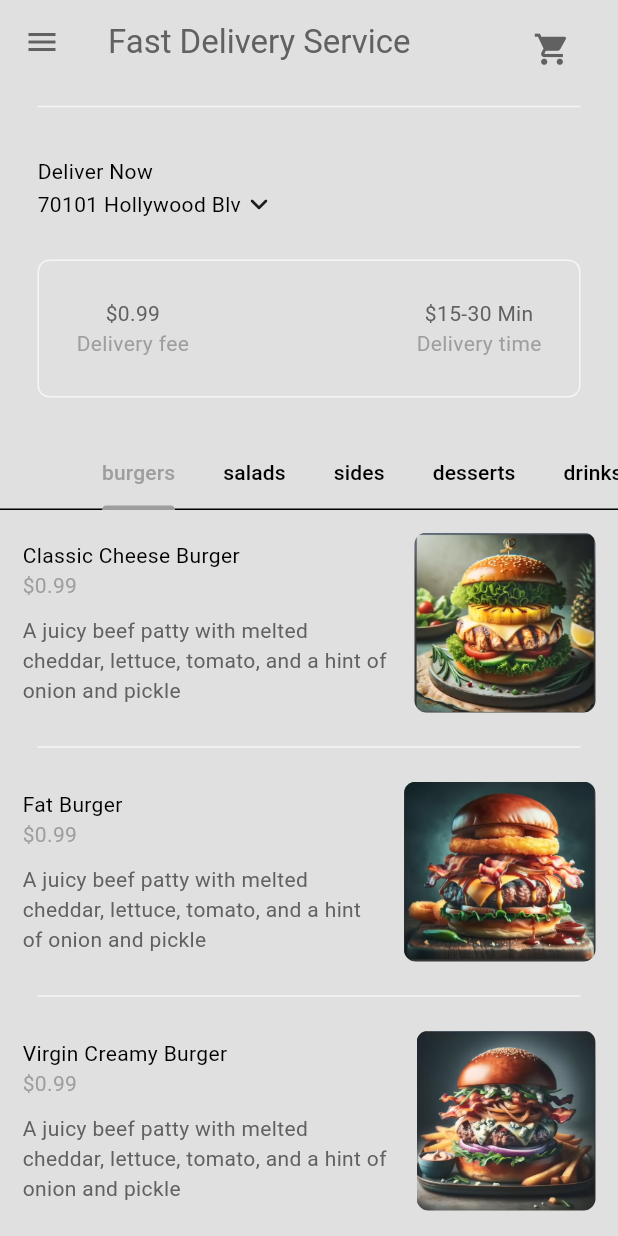
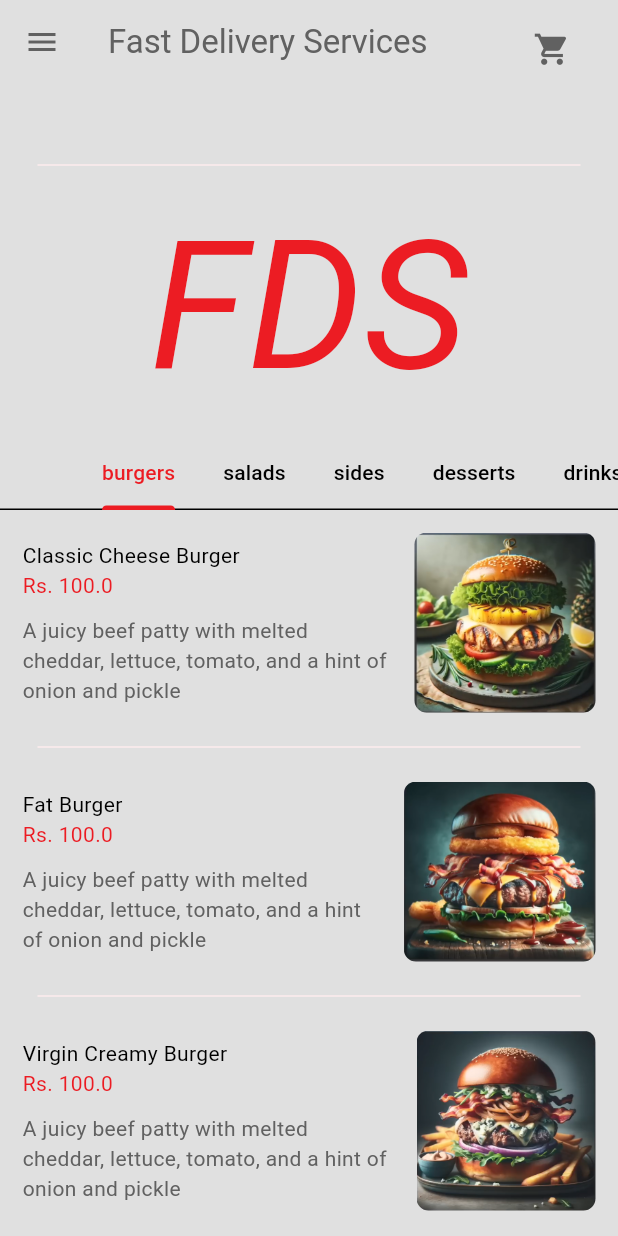
Before and after one commit to atiqahmad919/Fast-Food-Point, a Flutter app: the HomePage screen opened directly, on a phone screen of 412 x 824 dp. Run offline on Flutter 3.47's test engine with Material 3 defaults, Android fonts, the light colour scheme and no system bars.

Commit message:
$ to PKR changed

```diff
--- a/lib/components/constants.dart
+++ b/lib/components/constants.dart
@@ -70,18 +70,18 @@ class RestCard extends StatelessWidget {
         borderRadius: BorderRadius.circular(15.0),
       ),
       elevation: 5,
-      margin: EdgeInsets.all(10),
+      margin: const EdgeInsets.all(10),
       child: Column(
         // mainAxisSize: MainAxisSize.min,
         crossAxisAlignment: CrossAxisAlignment.start,
         children: <Widget>[
           ClipRRect(
-            borderRadius: BorderRadius.only(
+            borderRadius: const BorderRadius.only(
               topLeft: Radius.circular(15.0),
               topRight: Radius.circular(15.0),
             ),
             child: Image.asset(
-              imagePath, // Make sure to add your image to assets and update the path
+              imagePath,
               fit: BoxFit.cover,
             ),
           ),
@@ -89,7 +89,7 @@ class RestCard extends StatelessWidget {
             padding: const EdgeInsets.only(top: 10.0, left: 10),
             child: Text(
               cardTitle,
-              style: TextStyle(
+              style: const TextStyle(
                 fontSize: 20,
                 fontWeight: FontWeight.bold,
               ),
--- a/lib/components/my_cart_tile.dart
+++ b/lib/components/my_cart_tile.dart
@@ -1,3 +1,4 @@
+import 'package:fds2/components/constants.dart';
 import 'package:fds2/components/my_quantity_selector.dart';
 import 'package:fds2/models/restaurant.dart';
 import 'package:flutter/material.dart';
@@ -13,6 +14,7 @@ class MyCartTile extends StatelessWidget {
     return Consumer<Restaurant>(
       builder: (context, restaurant, child) => Container(
         decoration: BoxDecoration(
+          border: Border.all(color: kSecondary),
           color: Theme.of(context).colorScheme.secondary, // make it secondary
           borderRadius: BorderRadius.circular(8),
         ),
@@ -41,7 +43,7 @@ class MyCartTile extends StatelessWidget {
                       children: [
                         Text(cartItem.food.name),
                         Text(
-                          '\$${cartItem.food.price.toString()}',
+                          'Rs.${cartItem.food.price.toString()}',
                           style: TextStyle(
                               color: Theme.of(context).colorScheme.primary),
                         ),
--- a/lib/components/my_food_tile.dart
+++ b/lib/components/my_food_tile.dart
@@ -24,7 +24,7 @@ class FoodTile extends StatelessWidget {
                     children: [
                       Text(food.name),
                       Text(
-                        '\$${food.price}',
+                        'Rs. ${food.price}',
                         style: TextStyle(
                             color: Theme.of(context).colorScheme.primary),
                       ),
--- a/lib/components/my_sliver_app_bar.dart
+++ b/lib/components/my_sliver_app_bar.dart
@@ -77,7 +77,7 @@ class MySliverAppBar extends StatelessWidget {
       ],
       backgroundColor: Theme.of(context).colorScheme.surface,
       foregroundColor: Theme.of(context).colorScheme.inversePrimary,
-      title: const Text('Fast Delivery Service'),
+      title: const Text('Fast Delivery Services'),
       flexibleSpace: FlexibleSpaceBar(
         background: Padding(
           padding: const EdgeInsets.only(bottom: 50.0),
--- a/lib/models/restaurant.dart
+++ b/lib/models/restaurant.dart
@@ -13,12 +13,12 @@ class Restaurant extends ChangeNotifier {
       description:
           ('A juicy beef patty with melted cheddar, lettuce, tomato, and a hint of onion and pickle'),
       imagePath: 'images/burgers/burger_1.png',
-      price: 0.99,
+      price: 100,
       category: FoodCategory.burgers,
       availableAddons: [
-        Addon(name: 'Extra cheese', price: 0.99),
-        Addon(name: 'Steak', price: 1.99),
-        Addon(name: "Avocado", price: 2.99)
+        Addon(name: 'Extra cheese', price: 100),
+        Addon(name: 'Steak', price: 200),
+        Addon(name: "Avocado", price: 300)
       ],
     ),
     Food(
@@ -26,12 +26,12 @@ class Restaurant extends ChangeNotifier {
       description:
           ('A juicy beef patty with melted cheddar, lettuce, tomato, and a hint of onion and pickle'),
       imagePath: 'images/burgers/burger_2.png',
-      price: 0.99,
+      price: 100,
       category: FoodCategory.burgers,
       availableAddons: [
-        Addon(name: 'Extra cheese', price: 0.99),
-        Addon(name: 'Steak', price: 1.99),
-        Addon(name: "Avocado", price: 2.99)
+        Addon(name: 'Extra cheese', price: 100),
+        Addon(name: 'Steak', price: 200),
+        Addon(name: "Avocado", price: 300)
       ],
     ),
     Food(
@@ -39,12 +39,12 @@ class Restaurant extends ChangeNotifier {
       description:
           ('A juicy beef patty with melted cheddar, lettuce, tomato, and a hint of onion and pickle'),
       imagePath: 'images/burgers/burger_3.png',
-      price: 0.99,
+      price: 100,
       category: FoodCategory.burgers,
       availableAddons: [
-        Addon(name: 'Extra cheese', price: 0.99),
-        Addon(name: 'Steak', price: 1.99),
-        Addon(name: "Avocado", price: 2.99)
+        Addon(name: 'Extra cheese', price: 100),
+        Addon(name: 'Steak', price: 200),
+        Addon(name: "Avocado", price: 300)
       ],
     ),
     Food(
@@ -52,12 +52,12 @@ class Restaurant extends ChangeNotifier {
       description:
           ('A juicy beef patty with melted cheddar, lettuce, tomato, and a hint of onion and pickle'),
       imagePath: 'images/burgers/burger_4.png',
-      price: 0.99,
+      price: 100,
       category: FoodCategory.burgers,
       availableAddons: [
-        Addon(name: 'Extra cheese', price: 0.99),
-        Addon(name: 'Steak', price: 1.99),
-        Addon(name: "Avocado", price: 2.99)
+        Addon(name: 'Extra cheese', price: 100),
+        Addon(name: 'Steak', price: 200),
+        Addon(name: "Avocado", price: 300)
       ],
     ),
     Food(
@@ -65,12 +65,12 @@ class Restaurant extends ChangeNotifier {
       description:
           ('A juicy beef patty with melted cheddar, lettuce, tomato, and a hint of onion and pickle'),
       imagePath: 'images/burgers/burger_5.png',
-      price: 0.99,
+      price: 100,
       category: FoodCategory.burgers,
       availableAddons: [
-        Addon(name: 'Extra cheese', price: 0.99),
-        Addon(name: 'Steak', price: 1.99),
-        Addon(name: "Avocado", price: 2.99)
+        Addon(name: 'Extra cheese', price: 100),
+        Addon(name: 'Steak', price: 200),
+        Addon(name: "Avocado", price: 300)
       ],
     ),
 
@@ -79,60 +79,60 @@ class Restaurant extends ChangeNotifier {
       name: 'Crane Berries with Cream',
       description: ('Crane Berries rolled in cream with love'),
       imagePath: 'images/desserts/dessert_1.png',
-      price: 0.99,
+      price: 100,
       category: FoodCategory.desserts,
       availableAddons: [
-        Addon(name: 'Caramel Sauce', price: 0.99),
+        Addon(name: 'Caramel Sauce', price: 100),
         Addon(name: 'Vanilla Ice Cream', price: 1.49),
-        Addon(name: "Cinnamon Spice", price: 2.99)
+        Addon(name: "Cinnamon Spice", price: 300)
       ],
     ),
     Food(
       name: 'BlueBerries Pie',
       description: ('Backed with cream and bread with love'),
       imagePath: 'images/desserts/dessert_2.png',
-      price: 0.99,
+      price: 100,
       category: FoodCategory.desserts,
       availableAddons: [
-        Addon(name: 'Caramel Sauce', price: 0.99),
+        Addon(name: 'Caramel Sauce', price: 100),
         Addon(name: 'Vanilla Ice Cream', price: 1.49),
-        Addon(name: "Cinnamon Spice", price: 2.99)
+        Addon(name: "Cinnamon Spice", price: 300)
       ],
     ),
     Food(
       name: 'Vanilla Ice Cream',
       description: ('Ice cream with handmade biscuit'),
       imagePath: 'images/desserts/dessert_3.png',
-      price: 0.99,
+      price: 100,
       category: FoodCategory.desserts,
       availableAddons: [
-        Addon(name: 'Caramel Sauce', price: 0.99),
+        Addon(name: 'Caramel Sauce', price: 100),
         Addon(name: 'Vanilla Ice Cream', price: 1.49),
-        Addon(name: "Cinnamon Spice", price: 2.99)
+        Addon(name: "Cinnamon Spice", price: 300)
       ],
     ),
     Food(
       name: 'Cup Cakes with Sprinkles',
       description: ('Delicious Cup cakes loaded with unhealthy sugar'),
       imagePath: 'images/desserts/dessert_4.png',
-      price: 0.99,
+      price: 100,
       category: FoodCategory.desserts,
       availableAddons: [
-        Addon(name: 'Caramel Sauce', price: 0.99),
+        Addon(name: 'Caramel Sauce', price: 100),
         Addon(name: 'Vanilla Ice Cream', price: 1.49),
-        Addon(name: "Cinnamon Spice", price: 2.99)
+        Addon(name: "Cinnamon Spice", price: 300)
       ],
     ),
     Food(
       name: 'Pink Ice Cream (Not Vanilla)',
       description: ('It looks sweet but be careful it has sugar'),
       imagePath: 'images/desserts/dessert_5.png',
-      price: 0.99,
+      price: 100,
       category: FoodCategory.desserts,
       availableAddons: [
-        Addon(name: 'Caramel Sauce', price: 0.99),
+        Addon(name: 'Caramel Sauce', price: 100),
         Addon(name: 'Vanilla Ice Cream', price: 1.49),
-        Addon(name: "Cinnamon Spice", price: 2.99)
+        Addon(name: "Cinnamon Spice", price: 300)
       ],
     ),
 
@@ -141,60 +141,60 @@ class Restaurant extends ChangeNotifier {
       name: 'Coca Cola',
       description: ('Ice Chilled Coca Colla, or Diet Coke'),
       imagePath: 'images/drinks/drinks_1.png',
-      price: 0.99,
+      price: 100,
       category: FoodCategory.drinks,
       availableAddons: [
-        Addon(name: 'Extra cheese', price: 0.99),
-        Addon(name: 'Steak', price: 1.99),
-        Addon(name: "Avocado", price: 2.99)
+        Addon(name: 'Extra cheese', price: 100),
+        Addon(name: 'Steak', price: 200),
+        Addon(name: "Avocado", price: 300)
       ],
     ),
     Food(
       name: 'Sprite',
       description: ('Ice Chilled Sprite, or Diet'),
       imagePath: 'images/drinks/drinks_2.png',
-      price: 0.99,
+      price: 100,
       category: FoodCategory.drinks,
       availableAddons: [
-        Addon(name: 'Extra cheese', price: 0.99),
-        Addon(name: 'Steak', price: 1.99),
-        Addon(name: "Avocado", price: 2.99)
+        Addon(name: 'Extra cheese', price: 100),
+        Addon(name: 'Steak', price: 200),
+        Addon(name: "Avocado", price: 300)
       ],
     ),
     Food(
       name: 'Bang',
       description: ('Ice Chilled Bang, or Diete'),
       imagePath: 'images/drinks/drinks_3.png',
-      price: 0.99,
+      price: 100,
       category: FoodCategory.drinks,
       availableAddons: [
-        Addon(name: 'Extra cheese', price: 0.99),
-        Addon(name: 'Steak', price: 1.99),
-        Addon(name: "Avocado", price: 2.99)
+        Addon(name: 'Extra cheese', price: 100),
+        Addon(name: 'Steak', price: 200),
+        Addon(name: "Avocado", price: 300)
       ],
     ),
     Food(
       name: 'Mint Margarita',
       description: ('Ice Chilled Mint Margarita'),
       imagePath: 'images/drinks/drinks_4.png',
-      price: 0.99,
+      price: 100,
       category: FoodCategory.drinks,
       availableAddons: [
-        Addon(name: 'Extra cheese', price: 0.99),
-        Addon(name: 'Steak', price: 1.99),
-        Addon(name: "Avocado", price: 2.99)
+        Addon(name: 'Extra cheese', price: 100),
+        Addon(name: 'Steak', price: 200),
+        Addon(name: "Avocado", price: 300)
       ],
     ),
     Food(
       name: 'Cherry Shots',
       description: ('Ice Chilled natural drink with chubby cherries'),
       imagePath: 'images/drinks/drinks_5.png',
-      price: 0.99,
+      price: 100,
       category: FoodCategory.drinks,
       availableAddons: [
-        Addon(name: 'Extra cheese', price: 0.99),
-        Addon(name: 'Steak', price: 1.99),
-        Addon(name: "Avocado", price: 2.99)
+        Addon(name: 'Extra cheese', price: 100),
+        Addon(name: 'Steak', price: 200),
+        Addon(name: "Avocado", price: 300)
       ],
     ),
 
@@ -204,12 +204,12 @@ class Restaurant extends ChangeNotifier {
       description:
           ('This colorful salad combines the zesty flavors of the Southwest. It\'s loaded with mixed'),
       imagePath: 'images/salads/salad_1.png',
-      price: 0.99,
+      price: 100,
       category: FoodCategory.salads,
       availableAddons: [
-        Addon(name: 'Sour Cream', price: 0.99),
-        Addon(name: 'Pico de Gallo', price: 1.99),
-        Addon(name: "Guacamole", price: 2.99)
+        Addon(name: 'Sour Cream', price: 100),
+        Addon(name: 'Pico de Gallo', price: 200),
+        Addon(name: "Guacamole", price: 300)
       ],
     ),
     Food(
@@ -217,12 +217,12 @@ class Restaurant extends ChangeNotifier {
       description:
           ('This colorful salad combines the zesty flavors of the Southwest. It\'s loaded with mixed'),
       imagePath: 'images/salads/salad_2.png',
-      price: 0.99,
+      price: 100,
       category: FoodCategory.salads,
       availableAddons: [
-        Addon(name: 'Sour Cream', price: 0.99),
-        Addon(name: 'Pico de Gallo', price: 1.99),
-        Addon(name: "Guacamole", price: 2.99)
+        Addon(name: 'Sour Cream', price: 100),
+        Addon(name: 'Pico de Gallo', price: 200),
+        Addon(name: "Guacamole", price: 300)
       ],
     ),
     Food(
@@ -230,12 +230,12 @@ class Restaurant extends ChangeNotifier {
       description:
           ('This colorful salad combines the zesty flavors of the Southwest. It\'s loaded with mixed vegies'),
       imagePath: 'images/salads/salad_3.png',
-      price: 0.99,
+      price: 100,
       category: FoodCategory.salads,
       availableAddons: [
-        Addon(name: 'Sour Cream', price: 0.99),
-        Addon(name: 'Pico de Gallo', price: 1.99),
-        Addon(name: "Guacamole", price: 2.99)
+        Addon(name: 'Sour Cream', price: 100),
+        Addon(name: 'Pico de Gallo', price: 200),
+        Addon(name: "Guacamole", price: 300)
       ],
     ),
     Food(
@@ -243,12 +243,12 @@ class Restaurant extends ChangeNotifier {
       description:
           ('This colorful salad combines the zesty flavors of the Southwest. It\'s loaded with mixed'),
       imagePath: 'images/salads/salad_4.png',
-      price: 0.99,
+      price: 100,
       category: FoodCategory.salads,
       availableAddons: [
-        Addon(name: 'Sour Cream', price: 0.99),
-        Addon(name: 'Pico de Gallo', price: 1.99),
-        Addon(name: "Guacamole", price: 2.99)
+        Addon(name: 'Sour Cream', price: 100),
+        Addon(name: 'Pico de Gallo', price: 200),
+        Addon(name: "Guacamole", price: 300)
       ],
     ),
     Food(
@@ -256,12 +256,12 @@ class Restaurant extends ChangeNotifier {
       description:
           ('This colorful salad combines the zesty flavors of the Southwest. It\'s loaded with mixed'),
       imagePath: 'images/salads/salad_5.png',
-      price: 0.99,
+      price: 100,
       category: FoodCategory.salads,
       availableAddons: [
-        Addon(name: 'Sour Cream', price: 0.99),
-        Addon(name: 'Pico de Gallo', price: 1.99),
-        Addon(name: "Guacamole", price: 2.99)
+        Addon(name: 'Sour Cream', price: 100),
+        Addon(name: 'Pico de Gallo', price: 200),
+        Addon(name: "Guacamole", price: 300)
       ],
     ),
 
@@ -270,60 +270,60 @@ class Restaurant extends ChangeNotifier {
       name: 'Sweet Potato Fries',
       description: ('Crispy sweet potato fries with a touch of salt.'),
       imagePath: 'images/sides/sides_1.png',
-      price: 0.99,
+      price: 100,
       category: FoodCategory.sides,
       availableAddons: [
-        Addon(name: 'Cheese Sauce', price: 0.99),
-        Addon(name: 'Truffle Oil', price: 1.99),
-        Addon(name: 'Cajun Spice', price: 2.99),
+        Addon(name: 'Cheese Sauce', price: 100),
+        Addon(name: 'Truffle Oil', price: 200),
+        Addon(name: 'Cajun Spice', price: 300),
       ],
     ),
     Food(
       name: 'Chilli Cheese Fries',
       description: ('Crispy sweet potato fries with a touch of salt.'),
       imagePath: 'images/sides/sides_2.png',
-      price: 0.99,
+      price: 100,
       category: FoodCategory.sides,
       availableAddons: [
-        Addon(name: 'Cheese Sauce', price: 0.99),
-        Addon(name: 'Truffle Oil', price: 1.99),
-        Addon(name: 'Cajun Spice', price: 2.99),
+        Addon(name: 'Cheese Sauce', price: 100),
+        Addon(name: 'Truffle Oil', price: 200),
+        Addon(name: 'Cajun Spice', price: 300),
       ],
     ),
     Food(
       name: 'Potato curls',
       description: ('Crispy sweet potato fries with a touch of salt.'),
       imagePath: 'images/sides/sides_3.png',
-      price: 0.99,
+      price: 100,
       category: FoodCategory.sides,
       availableAddons: [
-        Addon(name: 'Cheese Sauce', price: 0.99),
-        Addon(name: 'Truffle Oil', price: 1.99),
-        Addon(name: 'Cajun Spice', price: 2.99),
+        Addon(name: 'Cheese Sauce', price: 100),
+        Addon(name: 'Truffle Oil', price: 200),
+        Addon(name: 'Cajun Spice', price: 300),
       ],
     ),
     Food(
       name: 'Potato Snakes',
       description: ('Crispy sweet potato fries with a touch of salt.'),
       imagePath: 'images/sides/sides_4.png',
-      price: 0.99,
+      price: 100,
       category: FoodCategory.sides,
       availableAddons: [
-        Addon(name: 'Cheese Sauce', price: 0.99),
-        Addon(name: 'Truffle Oil', price: 1.99),
-        Addon(name: 'Cajun Spice', price: 2.99),
+        Addon(name: 'Cheese Sauce', price: 100),
+        Addon(name: 'Truffle Oil', price: 200),
+        Addon(name: 'Cajun Spice', price: 300),
       ],
     ),
     Food(
       name: 'Potato Cheese Cake',
       description: ('Crispy sweet potato fries with a touch of salt.'),
       imagePath: 'images/sides/sides_5.png',
-      price: 0.99,
+      price: 100,
       category: FoodCategory.sides,
       availableAddons: [
-        Addon(name: 'Cheese Sauce', price: 0.99),
-        Addon(name: 'Truffle Oil', price: 1.99),
-        Addon(name: 'Cajun Spice', price: 2.99),
+        Addon(name: 'Cheese Sauce', price: 100),
+        Addon(name: 'Truffle Oil', price: 200),
+        Addon(name: 'Cajun Spice', price: 300),
       ],
     ),
   ];
@@ -429,7 +429,7 @@ class Restaurant extends ChangeNotifier {
   }
 
   String _formatPrice(double price) {
-    return "\$${price.toStringAsFixed(2)}";
+    return "Rs.${price.toStringAsFixed(0)}";
   }
 
   String _formatAddons(List<Addon> addons) {
--- a/lib/pages/List_of_Restaurants.dart
+++ b/lib/pages/List_of_Restaurants.dart
@@ -101,16 +101,22 @@ class RestaurantListScreen extends StatelessWidget {
         centerTitle: true,
         iconTheme: const IconThemeData(color: kWhite),
         backgroundColor: kPrimary,
+        // backgroundColor: kWhite,
         title: const Text(
           'Restaurants',
           style: TextStyle(color: kWhite),
         ),
       ),
       body: ListView.builder(
+        // itemExtent: 180,
+        // shrinkWrap: true,
+        // padding: const EdgeInsets.symmetric(horizontal: 10),
         itemCount: restaurants.length,
         itemBuilder: (context, index) {
           final restaurant = restaurants[index];
-          return GestureDetector(
+          return Padding(
+            padding: const EdgeInsets.only(top: 8.0, left: 6, right: 6),
+            child: GestureDetector(
               onTap: () {
                 Navigator.push(
                   context,
@@ -125,6 +131,7 @@ class RestaurantListScreen extends StatelessWidget {
                 );
               },
               child: Card(
+                color: kWhite,
                 elevation: 4.0,
                 shape: RoundedRectangleBorder(
                   borderRadius: BorderRadius.circular(10.0),
@@ -178,6 +185,7 @@ class RestaurantListScreen extends StatelessWidget {
                   ),
                 ),
               ),
+            ),
           );
         },
       ),
--- a/lib/pages/ServiceSelectionScreen.dart
+++ b/lib/pages/ServiceSelectionScreen.dart
@@ -12,7 +12,7 @@ class ServiceSelectionScreen extends StatelessWidget {
     return Scaffold(
       backgroundColor: kSecondary,
       body: Column(
-        mainAxisAlignment: MainAxisAlignment.spaceBetween,
+        mainAxisAlignment: MainAxisAlignment.center,
         children: [
           Container(
             height: 150,
@@ -45,9 +45,9 @@ class ServiceSelectionScreen extends StatelessWidget {
               ],
             ),
           ),
-          Padding(
-            padding: const EdgeInsets.only(bottom: 200),
-            child: Column(
+          const Spacer(),
+          Column(
+            // mainAxisAlignment: MainAxisAlignment.spaceBetween,
             children: [
               GestureDetector(
                 onTap: () {
@@ -90,7 +90,7 @@ class ServiceSelectionScreen extends StatelessWidget {
               ),
             ],
           ),
-          ),
+          const Spacer(),
         ],
       ),
     );
--- a/lib/pages/food_page.dart
+++ b/lib/pages/food_page.dart
@@ -51,7 +51,7 @@ class _FoodPageState extends State<FoodPage> {
                             fontWeight: FontWeight.bold, fontSize: 20),
                       ),
                       Text(
-                        '\$${widget.food.price}',
+                        'Rs.${widget.food.price}',
                         style: TextStyle(
                             fontSize: 16,
                             color: Theme.of(context).colorScheme.primary),
@@ -87,7 +87,7 @@ class _FoodPageState extends State<FoodPage> {
                               return CheckboxListTile(
                                   title: Text(addon.name),
                                   subtitle: Text(
-                                    '\$${addon.price}',
+                                    'Rs.${addon.price}',
                                     style: TextStyle(
                                         color: Theme.of(context)
                                             .colorScheme
--- a/lib/pages/home_page.dart
+++ b/lib/pages/home_page.dart
@@ -1,3 +1,6 @@
+import 'dart:ui';
+
+import 'package:fds2/components/constants.dart';
 import 'package:fds2/components/my_current_location.dart';
 import 'package:fds2/components/my_description_box.dart';
 import 'package:fds2/components/my_drawer.dart';
@@ -77,8 +80,15 @@ class _HomePageState extends State<HomePage>
                         endIndent: 25,
                         color: Theme.of(context).colorScheme.secondary,
                       ),
-                      const MyCurrentLocation(),
-                      const MyDescriptionBox(),
+                      const Text(
+                        'FDS',
+                        style: TextStyle(
+                            fontSize: 120,
+                            color: kPrimary,
+                            fontStyle: FontStyle.italic),
+                      )
+                      // const MyCurrentLocation(),
+                      // const MyDescriptionBox(),
                     ],
                   ),
                 ),
--- a/lib/themes/light_mode.dart
+++ b/lib/themes/light_mode.dart
@@ -1,10 +1,14 @@
 import 'package:flutter/material.dart';
+
+import '../components/constants.dart';
 
 ThemeData lightMode = ThemeData(
   colorScheme: ColorScheme.light(
       surface: Colors.grey.shade300,
-      primary: Colors.grey.shade500,
-      secondary: Colors.grey.shade100,
+      // primary: Colors.grey.shade500,
+      // primary: Colors.grey.shade500,
+      primary: kPrimary,
+      secondary: kSecondary,
       tertiary: Colors.white,
       inversePrimary: Colors.grey.shade700),
 );
```
Lines whose indentation alone changed are shown as unchanged.
